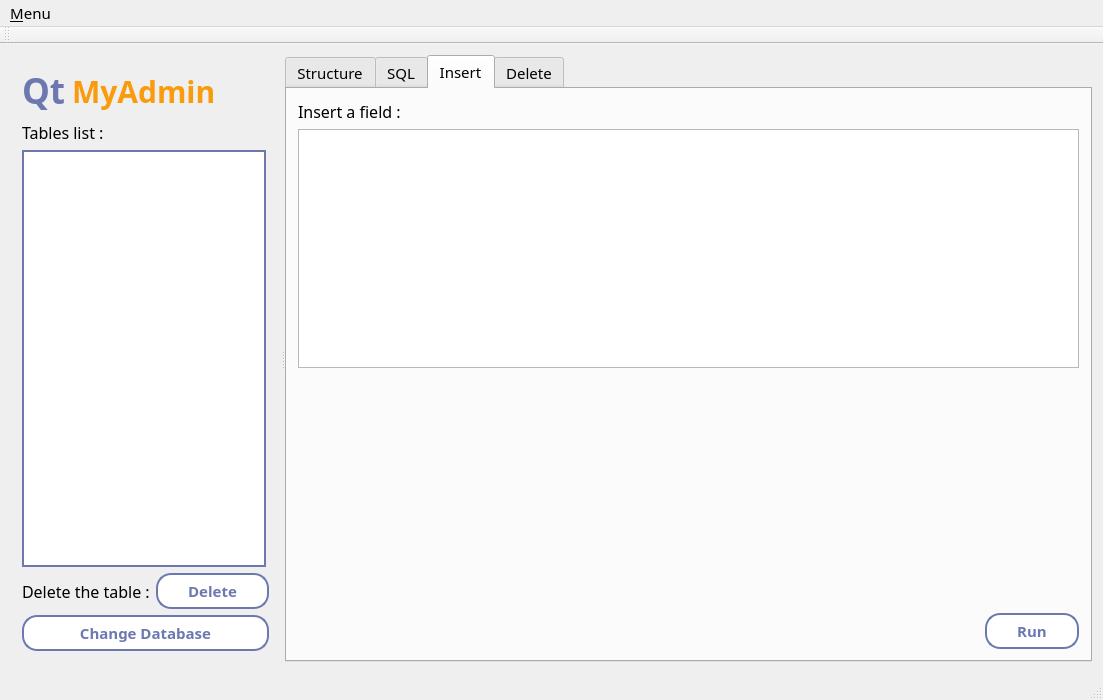
First picture: the form in mainwindow.ui, repository kevinall05/QtMyAdmin_v2, before the edit.
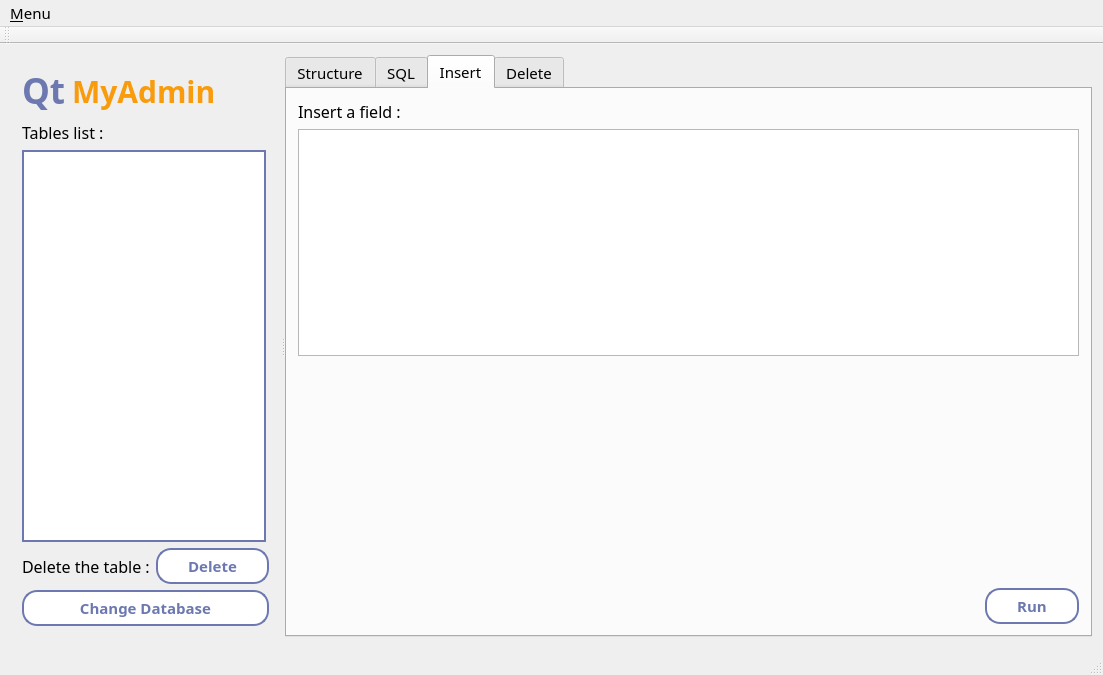
Second picture: the form after the edit. The open tabs and pages were chosen to show the change.

Patch:
```diff
--- a/mainwindow.ui
+++ b/mainwindow.ui
@@ -7,12 +7,11 @@
     <x>0</x>
     <y>0</y>
     <width>1103</width>
-    <height>700</height>
+    <height>675</height>
    </rect>
   </property>
   <property name="font">
    <font>
-    <family>quicksand</family>
     <pointsize>-1</pointsize>
    </font>
   </property>
@@ -68,7 +67,7 @@
       <property name="maximumSize">
        <size>
         <width>16777215</width>
-        <height>16777215</height>
+        <height>538</height>
        </size>
       </property>
       <property name="baseSize">
@@ -79,7 +78,6 @@
       </property>
       <property name="font">
        <font>
-        <family>quicksand</family>
         <pointsize>-1</pointsize>
        </font>
       </property>
@@ -519,6 +517,9 @@
            <property name="orientation">
             <enum>Qt::Vertical</enum>
            </property>
+           <property name="sizeType">
+            <enum>QSizePolicy::Expanding</enum>
+           </property>
            <property name="sizeHint" stdset="0">
             <size>
              <width>20</width>
```
Left out of the diff: 8 changed lines with no effect on the pictures.
